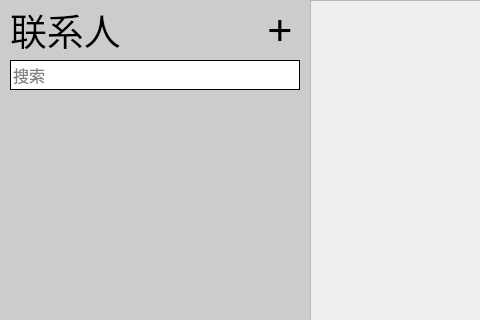
fuookami/DatabaseSystemCurriculumDesign, file 课设/DataBaseSystemCurriculumDesign/DataBaseSystemCurriculumDesign/Resources/AdressesWidget.ui: the form before one commit; both pictures show x 0 to 480 and y 0 to 320 of the 803 by 443 pixel window.
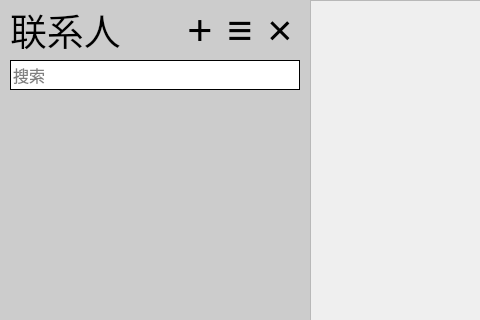
The form after the commit.

```diff
--- a/课设/DataBaseSystemCurriculumDesign/DataBaseSystemCurriculumDesign/Resources/AdressesWidget.ui
+++ b/课设/DataBaseSystemCurriculumDesign/DataBaseSystemCurriculumDesign/Resources/AdressesWidget.ui
@@ -54,7 +54,7 @@
   <widget class="QPushButton" name="AddBtn">
    <property name="geometry">
     <rect>
-     <x>260</x>
+     <x>180</x>
      <y>10</y>
      <width>40</width>
      <height>40</height>
@@ -192,6 +192,84 @@
     </property>
    </widget>
   </widget>
+  <widget class="QPushButton" name="DelBtn">
+   <property name="geometry">
+    <rect>
+     <x>260</x>
+     <y>10</y>
+     <width>40</width>
+     <height>40</height>
+    </rect>
+   </property>
+   <property name="font">
+    <font>
+     <family>Segoe UI</family>
+     <pointsize>32</pointsize>
+     <weight>50</weight>
+     <bold>false</bold>
+    </font>
+   </property>
+   <property name="cursor">
+    <cursorShape>PointingHandCursor</cursorShape>
+   </property>
+   <property name="styleSheet">
+    <string notr="true">QPushButton {
+	background-color: rgba(255, 255, 255, 0);
+	border:none;
+}
+QPushButton:hover {
+	background-color: rgba(0, 0, 0, 0.2);
+}
+QPushButton:pressed {
+	background-color: rgba(0, 0, 0, 0.3);
+}</string>
+   </property>
+   <property name="text">
+    <string>×</string>
+   </property>
+   <property name="flat">
+    <bool>false</bool>
+   </property>
+  </widget>
+  <widget class="QPushButton" name="ModifyBtn">
+   <property name="geometry">
+    <rect>
+     <x>220</x>
+     <y>10</y>
+     <width>40</width>
+     <height>40</height>
+    </rect>
+   </property>
+   <property name="font">
+    <font>
+     <family>Segoe UI</family>
+     <pointsize>32</pointsize>
+     <weight>50</weight>
+     <bold>false</bold>
+    </font>
+   </property>
+   <property name="cursor">
+    <cursorShape>PointingHandCursor</cursorShape>
+   </property>
+   <property name="styleSheet">
+    <string notr="true">QPushButton {
+	background-color: rgba(255, 255, 255, 0);
+	border:none;
+}
+QPushButton:hover {
+	background-color: rgba(0, 0, 0, 0.2);
+}
+QPushButton:pressed {
+	background-color: rgba(0, 0, 0, 0.3);
+}</string>
+   </property>
+   <property name="text">
+    <string>≡</string>
+   </property>
+   <property name="flat">
+    <bool>false</bool>
+   </property>
+  </widget>
  </widget>
  <resources/>
  <connections/>
```
